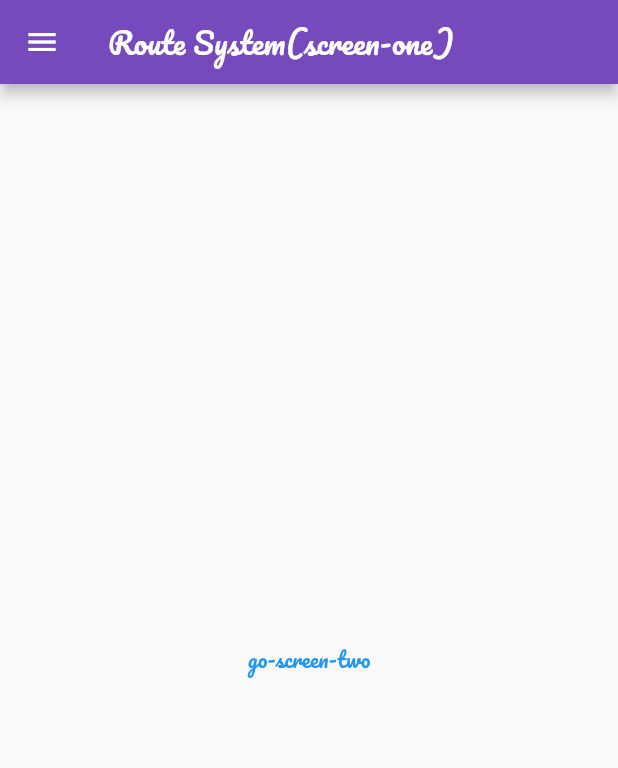
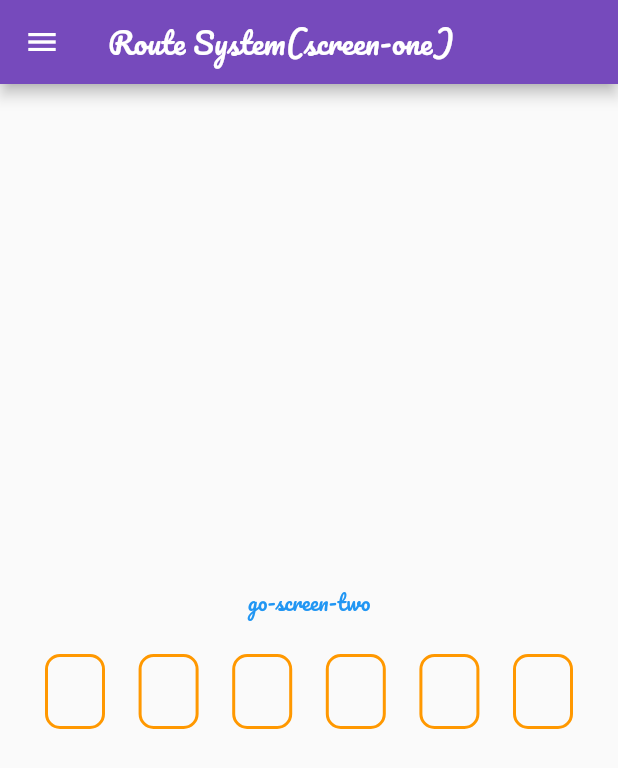
Before and after one commit to Taiyob/Flutter, a Flutter app: the ScreenOne screen opened directly, on a phone screen of 412 x 824 dp. Shown: the top 768 px of the screen. Run offline on Flutter 3.47's test engine with Material 2 defaults, Android fonts, the phone set to English and light mode, and no system bars; drawn by our look-alikes of pin_code_fields; our stand-ins replace animated_text_kit, curved_navigation_bar, font_awesome_flutter, shared_preferences; accounts and stored records are empty; network calls fail.

Commit message:
badge, pub dev, pincode

```diff
--- a/lib/date_time.dart
+++ b/lib/date_time.dart
@@ -36,6 +36,7 @@ class TimeandDateUserState extends State<TimeandDateUser>{
           child: Container(
             height: 200,
             width: 200,
+            child: SingleChildScrollView(
               child: Column(
                 mainAxisAlignment: MainAxisAlignment.center,
                 children: [
@@ -51,6 +52,7 @@ class TimeandDateUserState extends State<TimeandDateUser>{
                 ],
               ),
             ),
+          ),
         )),
     );
   }
--- a/lib/route/screenOne.dart
+++ b/lib/route/screenOne.dart
@@ -1,5 +1,6 @@
 import 'package:flutter/material.dart';
 import 'package:flutter_basics/route/screenTwo.dart';
+import 'package:pin_code_fields/pin_code_fields.dart';
 
 class ScreenOne extends StatefulWidget {
   static const String id = 'screen_one';
@@ -66,6 +67,8 @@ class _ScreenOneState extends State<ScreenOne> {
         ),
       ),
       body: Center(
+        child: Padding(
+          padding: const EdgeInsets.symmetric(horizontal: 30),
           child: Column(
             mainAxisAlignment: MainAxisAlignment.center,
             children: [
@@ -79,7 +82,32 @@ class _ScreenOneState extends State<ScreenOne> {
                   style: TextStyle(fontFamily: 'Pacifico'),
                 ),
               ),
+              SizedBox(height: 10,),
+               PinCodeTextField(
+                 appContext: context,
+                 length: 6,
+                 keyboardType: TextInputType.number,
+                 cursorColor: Colors.teal,
+                 obscureText: true,
+                 enabled: true,
+                 obscuringCharacter: '*',
+                 pinTheme:  PinTheme(
+                   shape: PinCodeFieldShape.box,
+                   borderRadius: BorderRadius.circular(10),
+                   fieldHeight: 50,
+                   fieldWidth: 40,
+                   activeFillColor: Colors.teal,
+                   inactiveFillColor: Colors.grey,
+                   selectedFillColor: Colors.red,
+                   inactiveColor: Colors.orange,
+                   selectedColor: Colors.grey,
+                 ),
+                 onChanged: (value){
+
+                 },
+               ),
             ],
+          ),
         ),
       ),
     );
--- a/lib/whatsapp/home_screen.dart
+++ b/lib/whatsapp/home_screen.dart
@@ -32,6 +32,11 @@ class _HomeScreenState extends State<HomeScreen> {
               ],
             ),
             actions: [
+              Padding(
+                padding: const EdgeInsets.only(top: 18.0),
+                child: Badge(child: Icon(Icons.shopping_bag_outlined)),
+              ),
+              SizedBox(width: 10,),
               Icon(Icons.search),
               SizedBox(
                 width: 10,
--- a/pubspec.yaml
+++ b/pubspec.yaml
@@ -37,6 +37,9 @@ dependencies:
   cupertino_icons: ^1.0.2
   font_awesome_flutter: ^10.5.0
   curved_navigation_bar: ^1.0.3
+  badges: ^3.1.2
+  animated_text_kit: ^4.2.2
+  pin_code_fields: ^8.0.1
   #shared_preferences:
   shared_preferences: ^2.2.0
 
```
Also changed, not shown: lib/lottery/datetime.dart (added, +111 -0 lines), lib/route/screenTwo.dart (+11 -0 lines), pubspec.lock. Lines whose indentation alone changed are shown as unchanged.
